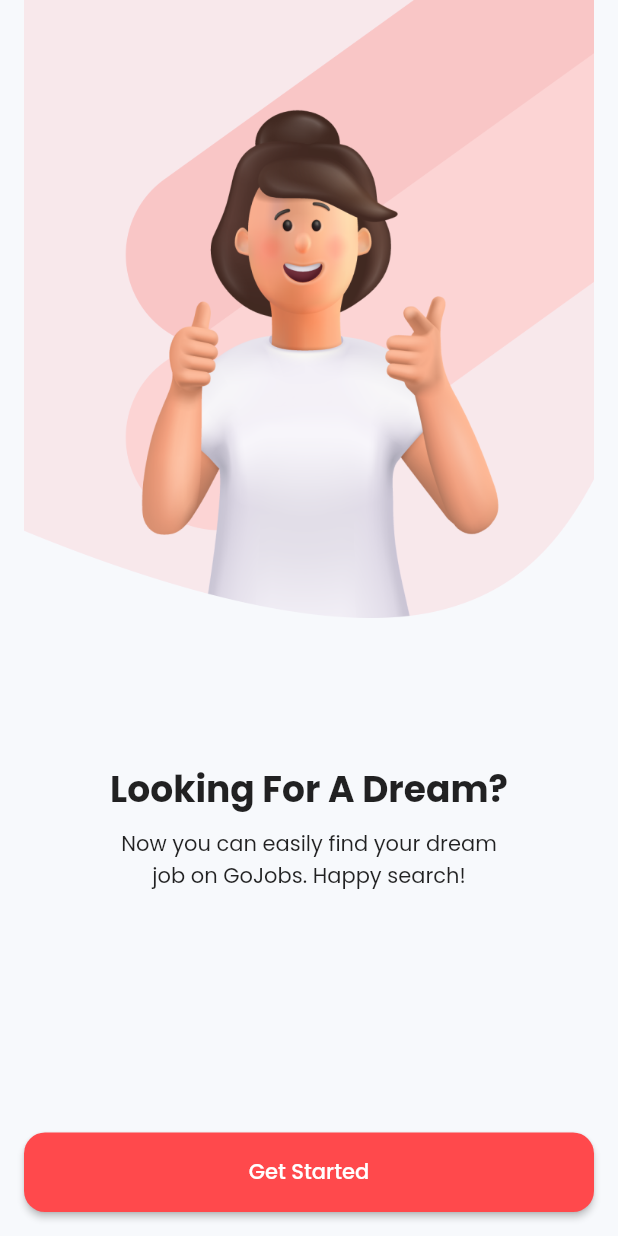
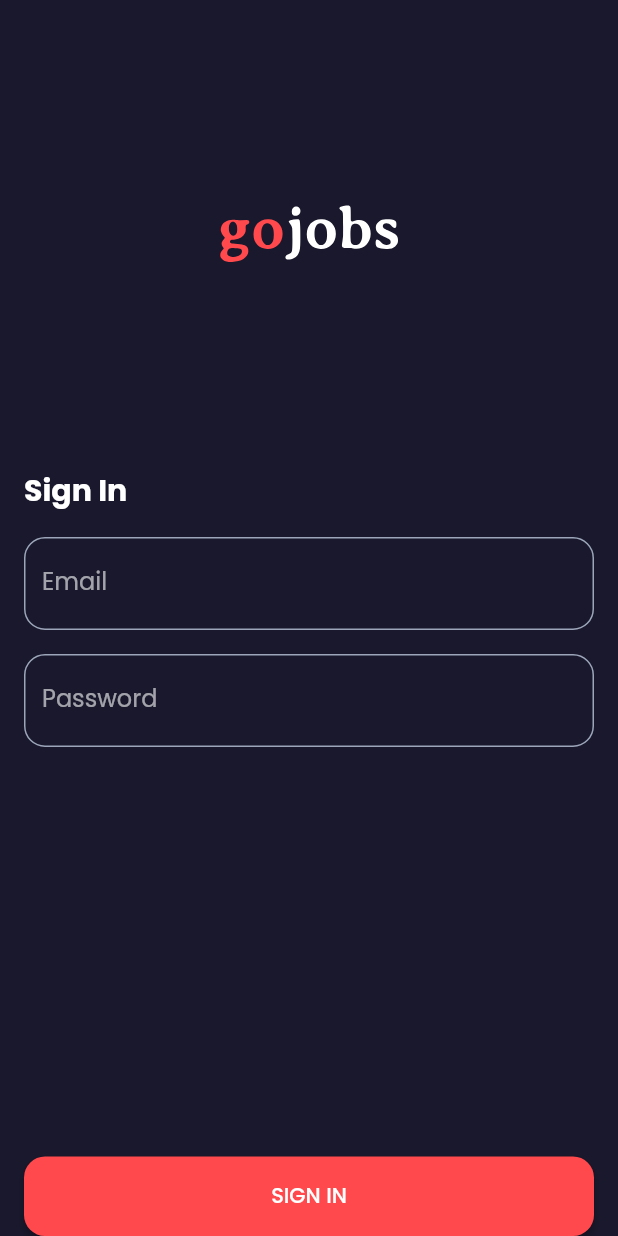
Before and after one commit to abuanwar072/go_jobs, a Flutter app: the screen it shows after launch, after a tap on "Get Started", on a phone screen of 412 x 824 dp. Run offline on Flutter 3.47's test engine with Material 2 defaults, Android fonts, the phone set to English and light mode, and no system bars; our stand-ins replace flutter_svg, google_fonts.

Commit message:
auth done

```diff
--- a/lib/main.dart
+++ b/lib/main.dart
@@ -1,7 +1,7 @@
 import 'package:flutter/material.dart';
-import 'package:go_jobs/constants.dart';
 import 'package:go_jobs/screens/onbording/onbording_screen.dart';
-import 'package:google_fonts/google_fonts.dart';
+
+import 'theme.dart';
 
 void main() {
   runApp(MyApp());
@@ -14,15 +14,9 @@ class MyApp extends StatelessWidget {
     return MaterialApp(
       debugShowCheckedModeBanner: false,
       title: 'Go Jobs',
-      theme: ThemeData(
-        brightness: Brightness.light,
-        primaryColor: primaryColor,
-        scaffoldBackgroundColor: bgColorLightTheme,
-        textTheme:
-            GoogleFonts.poppinsTextTheme(Theme.of(context).textTheme).copyWith(
-                // bodyText2: TextStyle(color: bodyTextColorLightTheme),
-                ),
-      ),
+      theme: buildLightThemeData(context),
+      darkTheme: darkThemeData,
+      themeMode: ThemeMode.dark,
       home: OnBordingScreen(),
     );
   }
--- /dev/null
+++ b/lib/screens/auth/sign_in_screen.dart
@@ -0,0 +1,67 @@
+import 'package:flutter/material.dart';
+import 'package:flutter_svg/svg.dart';
+import 'package:go_jobs/constants.dart';
+
+class SignInScreen extends StatelessWidget {
+  const SignInScreen({Key? key}) : super(key: key);
+
+  @override
+  Widget build(BuildContext context) {
+    return Scaffold(
+      resizeToAvoidBottomInset: false,
+      body: SafeArea(
+        child: Padding(
+          padding: const EdgeInsets.symmetric(horizontal: defaultPadding),
+          child: Column(
+            children: [
+              Spacer(),
+              SvgPicture.asset(
+                Theme.of(context).brightness == Brightness.light
+                    ? "assets/icons/gojobs_light_them.svg"
+                    : "assets/icons/gojobs_dark_theme.svg",
+              ),
+              Spacer(),
+              Align(
+                alignment: Alignment.centerLeft,
+                child: Text(
+                  "Sign In",
+                  style: Theme.of(context)
+                      .textTheme
+                      .headline6!
+                      .copyWith(fontWeight: FontWeight.bold),
+                ),
+              ),
+              const SizedBox(height: defaultPadding),
+              Form(
+                child: Column(
+                  children: [
+                    TextFormField(
+                      validator: (value) {},
+                      onSaved: (email) {},
+                      decoration: InputDecoration(labelText: "Email"),
+                    ),
+                    const SizedBox(height: defaultPadding),
+                    TextFormField(
+                      obscureText: true,
+                      validator: (value) {},
+                      onSaved: (email) {},
+                      decoration: InputDecoration(labelText: "Password"),
+                    ),
+                  ],
+                ),
+              ),
+              Spacer(flex: 2),
+              SizedBox(
+                width: double.infinity,
+                child: ElevatedButton(
+                  onPressed: () {},
+                  child: Text("Sign In".toUpperCase()),
+                ),
+              ),
+            ],
+          ),
+        ),
+      ),
+    );
+  }
+}
--- /dev/null
+++ b/lib/screens/home/home_screen.dart
@@ -0,0 +1 @@
+import 'package:flutter/material.dart';
--- a/lib/screens/onbording/onbording_screen.dart
+++ b/lib/screens/onbording/onbording_screen.dart
@@ -1,17 +1,21 @@
 import 'package:flutter/material.dart';
 import 'package:go_jobs/constants.dart';
+import 'package:go_jobs/screens/auth/sign_in_screen.dart';
 
 class OnBordingScreen extends StatelessWidget {
   const OnBordingScreen({Key? key}) : super(key: key);
 
   @override
   Widget build(BuildContext context) {
+    print(Theme.of(context).brightness);
     return Scaffold(
       body: Column(
         children: [
           Expanded(
             child: Image.asset(
-              "assets/images/onbording_image_light_theme.png",
+              Theme.of(context).brightness == Brightness.light
+                  ? "assets/images/onbording_image_light_theme.png"
+                  : "assets/images/onbording_image_dark_theme.png.png",
               fit: BoxFit.cover,
             ),
           ),
@@ -39,16 +43,12 @@ class OnBordingScreen extends StatelessWidget {
                     SizedBox(
                       width: double.infinity,
                       child: ElevatedButton(
-                        style: TextButton.styleFrom(
-                          backgroundColor: primaryColor,
-                          padding: EdgeInsets.all(defaultPadding),
-                          shape: RoundedRectangleBorder(
-                            borderRadius: const BorderRadius.all(
-                              Radius.circular(defaultBorderRadius),
-                            ),
+                        onPressed: () => Navigator.push(
+                          context,
+                          MaterialPageRoute(
+                            builder: (context) => SignInScreen(),
                           ),
                         ),
-                        onPressed: () {},
                         child: Text("Get Started"),
                       ),
                     ),
--- /dev/null
+++ b/lib/theme.dart
@@ -0,0 +1,59 @@
+import 'package:flutter/material.dart';
+import 'package:google_fonts/google_fonts.dart';
+
+import 'constants.dart';
+
+ThemeData buildLightThemeData(BuildContext context) {
+  return ThemeData(
+    brightness: Brightness.light,
+    primaryColor: primaryColor,
+    textTheme: GoogleFonts.poppinsTextTheme(ThemeData.light().textTheme)
+        .copyWith(bodyText2: TextStyle(color: bodyTextColorLightTheme)),
+    elevatedButtonTheme: elevatedButtonThemeData,
+    inputDecorationTheme: InputDecorationTheme(
+      border: textFieldOutlineInputBorderLightTheme,
+      enabledBorder: textFieldOutlineInputBorderLightTheme,
+      focusedBorder: textFieldOutlineInputBorderLightTheme,
+    ),
+  );
+}
+
+final darkThemeData = ThemeData(
+  brightness: Brightness.dark,
+  primaryColor: primaryColor,
+  scaffoldBackgroundColor: bgColorDarkTheme,
+  textTheme: GoogleFonts.poppinsTextTheme(ThemeData.dark().textTheme)
+      .copyWith(bodyText2: TextStyle(color: bodyTextColorDarkTheme)),
+  elevatedButtonTheme: elevatedButtonThemeData,
+  inputDecorationTheme: InputDecorationTheme(
+    border: textFieldOutlineInputBorderDarkTheme,
+    enabledBorder: textFieldOutlineInputBorderDarkTheme,
+    focusedBorder: textFieldOutlineInputBorderDarkTheme,
+  ),
+);
+
+final elevatedButtonThemeData = ElevatedButtonThemeData(
+  style: TextButton.styleFrom(
+    backgroundColor: primaryColor,
+    padding: EdgeInsets.all(defaultPadding),
+    shape: RoundedRectangleBorder(
+      borderRadius: const BorderRadius.all(
+        Radius.circular(defaultBorderRadius),
+      ),
+    ),
+  ),
+);
+
+const textFieldOutlineInputBorderLightTheme = OutlineInputBorder(
+  borderRadius: const BorderRadius.all(Radius.circular(defaultBorderRadius)),
+  borderSide: BorderSide(
+    color: Color(0xFFE7E9EC),
+  ),
+);
+
+final textFieldOutlineInputBorderDarkTheme =
+    textFieldOutlineInputBorderLightTheme.copyWith(
+  borderSide: BorderSide(
+    color: bodyTextColorDarkTheme,
+  ),
+);
```
